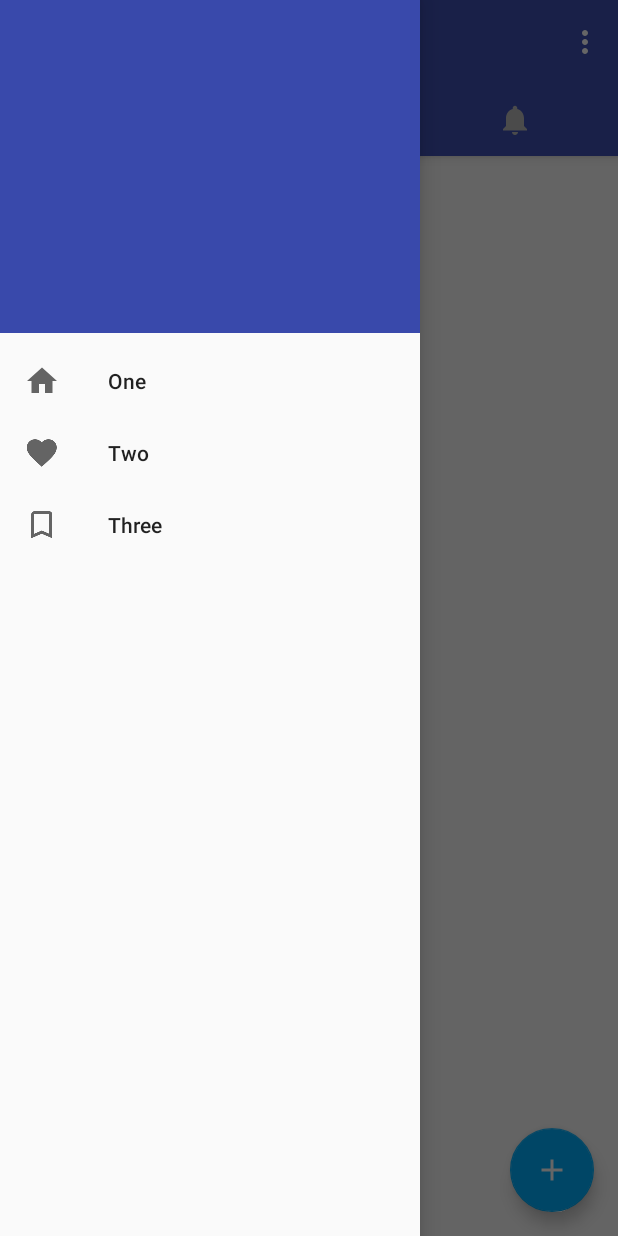
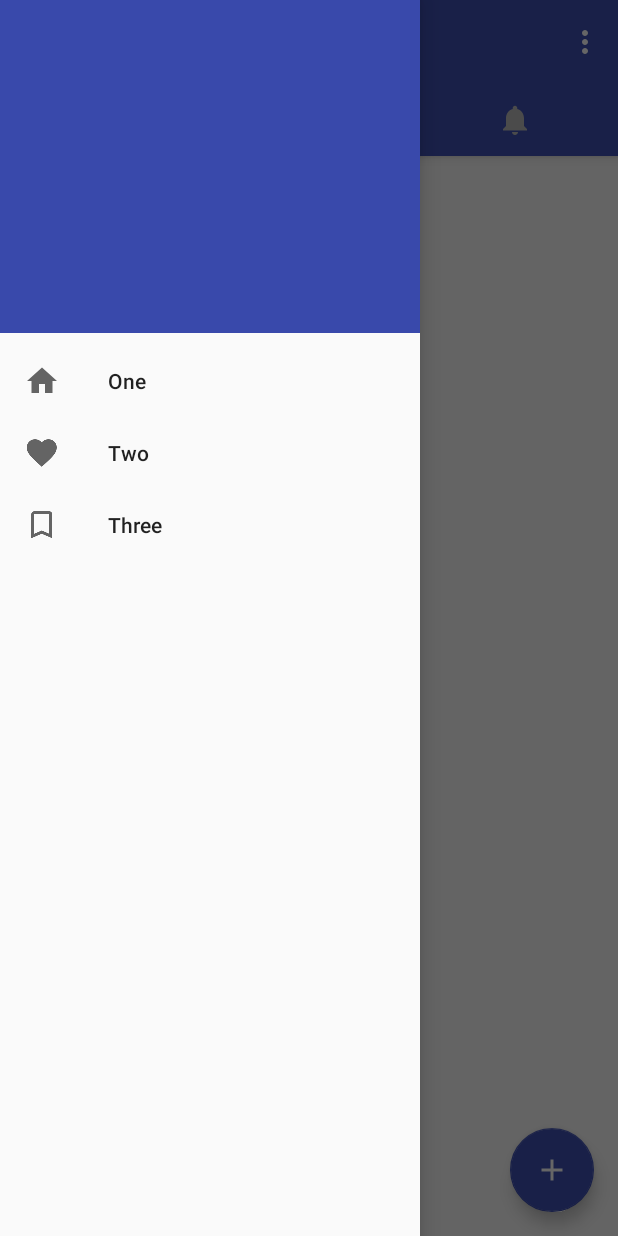
Before and after one commit to Che4ter/platypus-android, an Android app: the screen it shows after launch (MainActivity), with the side drawer open, on a phone screen of 412 x 824 dp. Run offline under Robolectric (Android 15) with nearby library versions, the phone set to English and light mode, and no system bars; our stand-ins replace Dagger/Hilt's generated code; libraries missing offline, so code that uses them is left out: io.objectbox; 4 statements that could not run were skipped.

Commit message:
Change fab button color

```diff
--- a/app/src/main/res/layout/activity_main.xml
+++ b/app/src/main/res/layout/activity_main.xml
@@ -59,8 +59,10 @@
             android:layout_gravity="right|bottom"
             android:layout_marginBottom="@dimen/md_keylines"
             android:layout_marginRight="@dimen/md_keylines"
-            app:srcCompat="@drawable/ic_add"
-            android:tint="@color/white"/>
+            android:backgroundTint="#3f51b5"
+            android:tint="@color/white"
+            app:backgroundTint="#3f51b5"
+            app:srcCompat="@drawable/ic_add" />
     </android.support.design.widget.CoordinatorLayout>
 
     <android.support.design.widget.NavigationView
```
